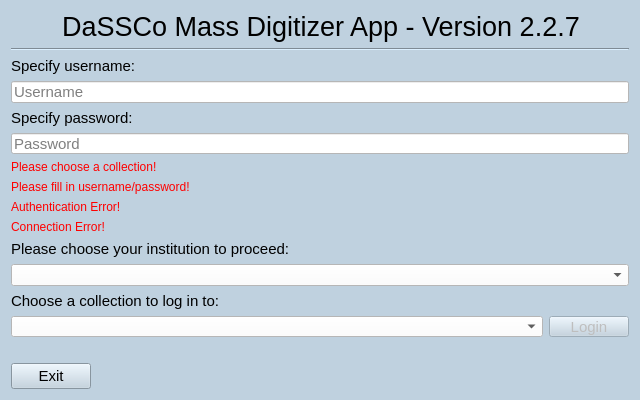
Old version of the form MassDigitizer/ui/homescreen.ui in the repository NHMDenmark/Mass-Digitizer.
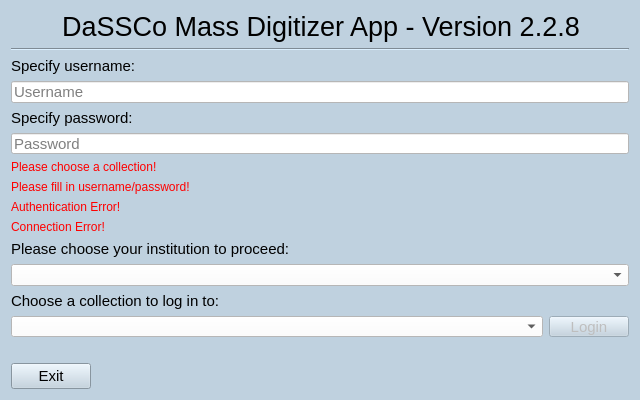
New version of the form.

The edit to the form file:
```diff
--- a/MassDigitizer/ui/homescreen.ui
+++ b/MassDigitizer/ui/homescreen.ui
@@ -61,7 +61,7 @@
       </font>
      </property>
      <property name="text">
-      <string>DaSSCo Mass Digitizer App - Version 2.2.7</string>
+      <string>DaSSCo Mass Digitizer App - Version 2.2.8</string>
      </property>
      <property name="alignment">
       <set>Qt::AlignmentFlag::AlignCenter</set>
```
